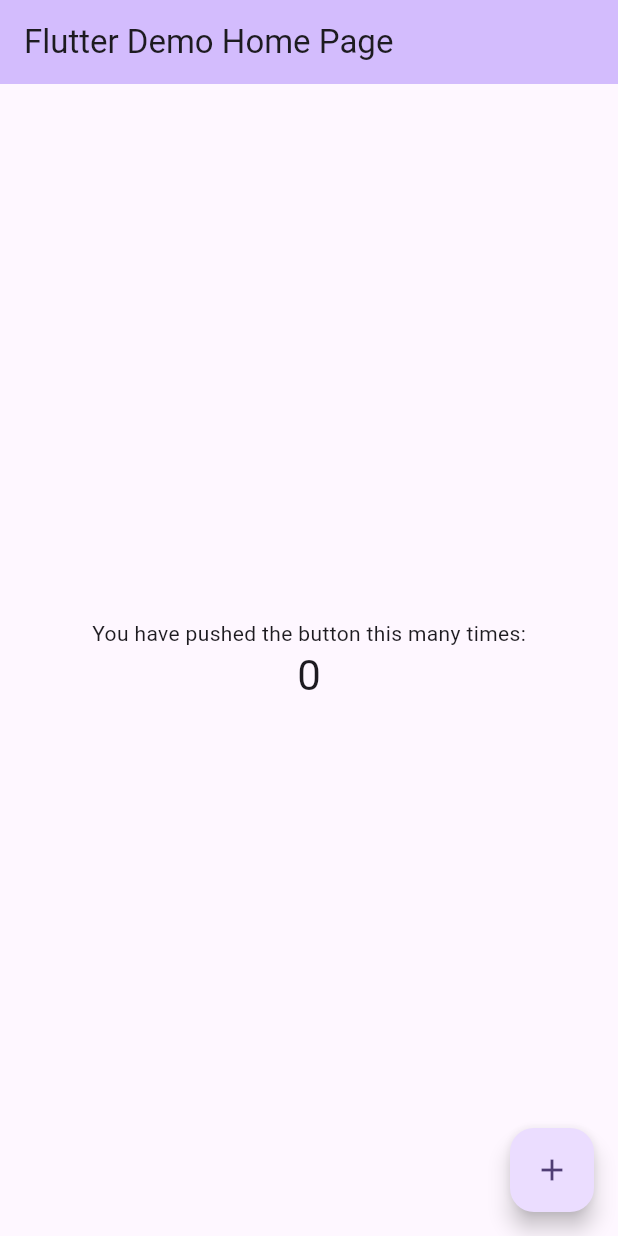
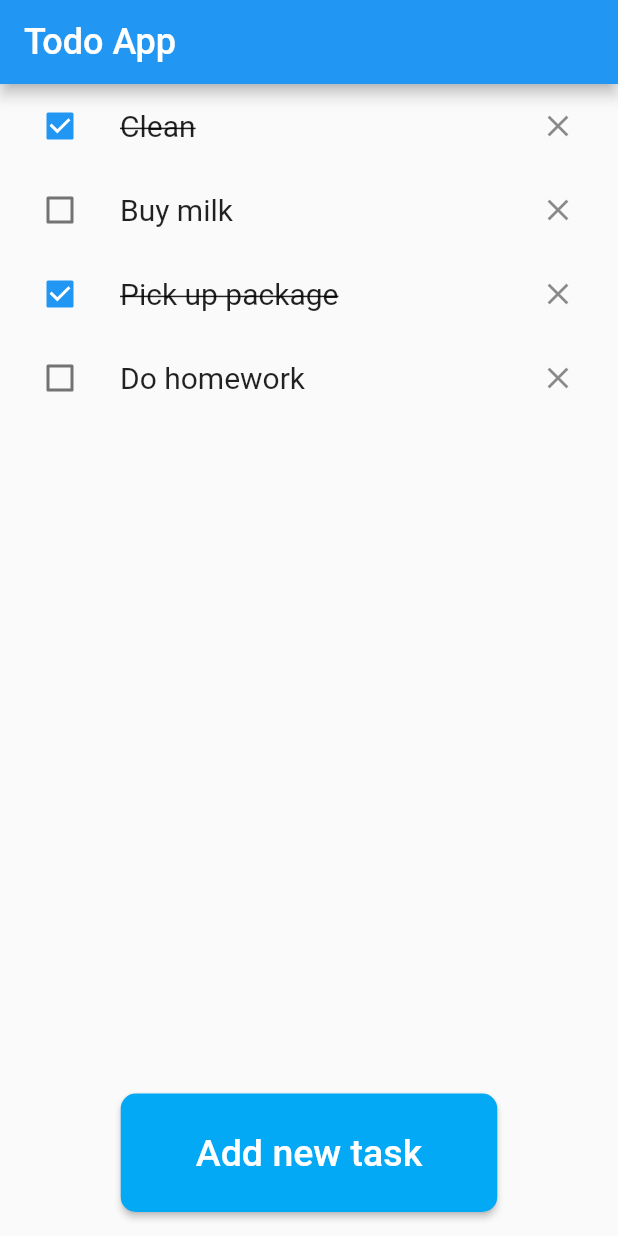
Before and after one commit to gu-tig333-ht23/gusjohkado, a Flutter app: the screen it shows after launch, on a phone screen of 412 x 824 dp. Run offline on Flutter 3.47's test engine with Material 2 defaults, Android fonts, the phone set to English and light mode, and no system bars.

Commit message:
färdig med steg 1

```diff
--- a/lib/main.dart
+++ b/lib/main.dart
@@ -1,125 +1,128 @@
 import 'package:flutter/material.dart';
 
-void main() {
-  runApp(const MyApp());
-}
+void main() => runApp(MyApp());
 
 class MyApp extends StatelessWidget {
-  const MyApp({super.key});
-
-  // This widget is the root of your application.
   @override
   Widget build(BuildContext context) {
     return MaterialApp(
-      title: 'Flutter Demo',
-      theme: ThemeData(
-        // This is the theme of your application.
-        //
-        // TRY THIS: Try running your application with "flutter run". You'll see
-        // the application has a blue toolbar. Then, without quitting the app,
-        // try changing the seedColor in the colorScheme below to Colors.green
-        // and then invoke "hot reload" (save your changes or press the "hot
-        // reload" button in a Flutter-supported IDE, or press "r" if you used
-        // the command line to start the app).
-        //
-        // Notice that the counter didn't reset back to zero; the application
-        // state is not lost during the reload. To reset the state, use hot
-        // restart instead.
-        //
-        // This works for code too, not just values: Most code changes can be
-        // tested with just a hot reload.
-        colorScheme: ColorScheme.fromSeed(seedColor: Colors.deepPurple),
-        useMaterial3: true,
+      home: Scaffold(
+        appBar: AppBar(
+          title: Text('Todo App',
+          style: TextStyle(fontSize: 24)
+          ),
+        ),
+        body: TodoListScreen(),
       ),
-      home: const MyHomePage(title: 'Flutter Demo Home Page'),
     );
   }
 }
 
-class MyHomePage extends StatefulWidget {
-  const MyHomePage({super.key, required this.title});
+class TodoListScreen extends StatelessWidget {
+  @override
+  Widget build(BuildContext context) {
+    return Scaffold(
+      body: Column(
+        children: <Widget>[
+          Expanded(
+            child: ListView(
+              children: <Widget>[
+                TodoTask(title: 'Clean', isChecked: true),
+                TodoTask(title: 'Buy milk', isChecked: false),
+                TodoTask(title: 'Pick up package', isChecked: true),
+                TodoTask(title: 'Do homework', isChecked: false),
+                ],
+              ),
+            ),
+          ],
+        ),
+        floatingActionButtonLocation: FloatingActionButtonLocation.centerFloat,
+        floatingActionButton: ElevatedButton(
+          onPressed: () {
+            Navigator.push(
+              context,
+              MaterialPageRoute(builder: (context) => AddTaskScreen()),
+    ); // från Navigator.push och hit är för att kunna trycka på + och se screen 2
+              },
+              style: ElevatedButton.styleFrom(
+                backgroundColor: Colors.lightBlue,
+                padding: EdgeInsets.symmetric(horizontal: 50.0, vertical: 25.0),
+                shape: RoundedRectangleBorder(
+                  borderRadius: BorderRadius.circular(10.0),
+                ),
+              ),
+              child: Text('Add new task',
+               style: TextStyle(fontSize: 25),
+              ),
+            ),
+          );
+        }
+      }
 
-  // This widget is the home page of your application. It is stateful, meaning
-  // that it has a State object (defined below) that contains fields that affect
-  // how it looks.
+class TodoTask extends StatelessWidget {
+  final String title;
+  final bool isChecked;
 
-  // This class is the configuration for the state. It holds the values (in this
-  // case the title) provided by the parent (in this case the App widget) and
-  // used by the build method of the State. Fields in a Widget subclass are
-  // always marked "final".
-
-  final String title;
-
-  @override
-  State<MyHomePage> createState() => _MyHomePageState();
-}
-
-class _MyHomePageState extends State<MyHomePage> {
-  int _counter = 0;
-
-  void _incrementCounter() {
-    setState(() {
-      // This call to setState tells the Flutter framework that something has
-      // changed in this State, which causes it to rerun the build method below
-      // so that the display can reflect the updated values. If we changed
-      // _counter without calling setState(), then the build method would not be
-      // called again, and so nothing would appear to happen.
-      _counter++;
-    });
-  }
+  TodoTask({required this.title, required this.isChecked});
 
   @override
   Widget build(BuildContext context) {
-    // This method is rerun every time setState is called, for instance as done
-    // by the _incrementCounter method above.
-    //
-    // The Flutter framework has been optimized to make rerunning build methods
-    // fast, so that you can just rebuild anything that needs updating rather
-    // than having to individually change instances of widgets.
+    return ListTile(
+      title: Text(
+        title,
+        style: TextStyle(
+          fontSize: 20,
+          decoration:
+              isChecked ? TextDecoration.lineThrough : TextDecoration.none,
+        ),
+      ),
+      leading: Checkbox(
+        value: isChecked,
+        onChanged: (bool? newValue) {
+          // checkbox state senare
+        },
+      ),
+      trailing: IconButton(
+        icon: Icon(Icons.close),
+        onPressed: () {
+        // lägg till funktion att ta bort tasks här
+        },
+      ),
+    );
+  }
+}
+
+class AddTaskScreen extends StatelessWidget {
+  @override
+  Widget build(BuildContext context) {
     return Scaffold(
       appBar: AppBar(
-        // TRY THIS: Try changing the color here to a specific color (to
-        // Colors.amber, perhaps?) and trigger a hot reload to see the AppBar
-        // change color while the other colors stay the same.
-        backgroundColor: Theme.of(context).colorScheme.inversePrimary,
-        // Here we take the value from the MyHomePage object that was created by
-        // the App.build method, and use it to set our appbar title.
-        title: Text(widget.title),
+        title: Text('Add task',
+        style: TextStyle(fontSize: 24)
+        ),
       ),
-      body: Center(
-        // Center is a layout widget. It takes a single child and positions it
-        // in the middle of the parent.
+      body: Padding(
+        padding: const EdgeInsets.all(16.0),
         child: Column(
-          // Column is also a layout widget. It takes a list of children and
-          // arranges them vertically. By default, it sizes itself to fit its
-          // children horizontally, and tries to be as tall as its parent.
-          //
-          // Column has various properties to control how it sizes itself and
-          // how it positions its children. Here we use mainAxisAlignment to
-          // center the children vertically; the main axis here is the vertical
-          // axis because Columns are vertical (the cross axis would be
-          // horizontal).
-          //
-          // TRY THIS: Invoke "debug painting" (choose the "Toggle Debug Paint"
-          // action in the IDE, or press "p" in the console), to see the
-          // wireframe for each widget.
-          mainAxisAlignment: MainAxisAlignment.center,
+          crossAxisAlignment: CrossAxisAlignment.stretch,
           children: <Widget>[
-            const Text(
-              'You have pushed the button this many times:',
+            TextField(
+              decoration: InputDecoration(
+                labelText: 'Write new task:',
+              ),
             ),
-            Text(
-              '$_counter',
-              style: Theme.of(context).textTheme.headlineMedium,
+            SizedBox(height: 16.0),
+            ElevatedButton(
+              onPressed: () {
+                //lägg till funktion för knappen lägg till task
+              },
+              child: Text('Add to tasks',
+              style: TextStyle(fontSize: 20),
+              ),
             ),
           ],
         ),
       ),
-      floatingActionButton: FloatingActionButton(
-        onPressed: _incrementCounter,
-        tooltip: 'Increment',
-        child: const Icon(Icons.add),
-      ), // This trailing comma makes auto-formatting nicer for build methods.
     );
   }
 }
```
Also changed, not shown: pubspec.lock, 2 other files.
